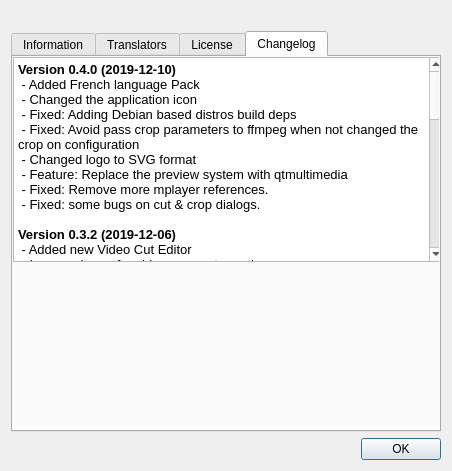
This is ui/aboutdialog.ui in swl-x/MystiQ as Qt 5 draws it before an edit. The edited form follows.
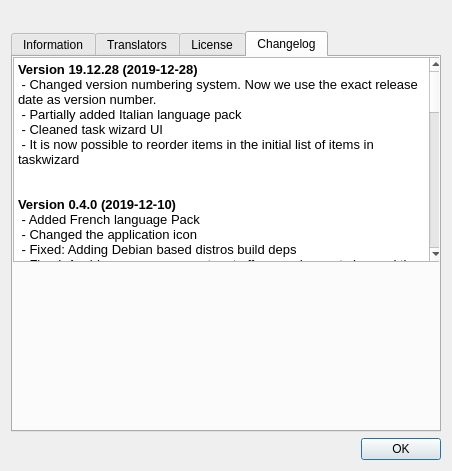
This is the edited form. The open tabs and pages were chosen to show the change. Icons and pictures are not drawn.

```diff
--- a/ui/aboutdialog.ui
+++ b/ui/aboutdialog.ui
@@ -260,6 +260,13 @@
 &lt;html&gt;&lt;head&gt;&lt;meta name=&quot;qrichtext&quot; content=&quot;1&quot; /&gt;&lt;style type=&quot;text/css&quot;&gt;
 p, li { white-space: pre-wrap; }
 &lt;/style&gt;&lt;/head&gt;&lt;body style=&quot; font-family:'Fira Sans'; font-size:10pt; font-weight:400; font-style:normal;&quot;&gt;
+&lt;p style=&quot; margin-top:0px; margin-bottom:0px; margin-left:0px; margin-right:0px; -qt-block-indent:0; text-indent:0px;&quot;&gt;&lt;span style=&quot; font-family:'Fira Sans'; font-weight:600;&quot;&gt;Version 19.12.28 (2019-12-28)&lt;/span&gt;&lt;/p&gt;
+&lt;p style=&quot; margin-top:0px; margin-bottom:0px; margin-left:0px; margin-right:0px; -qt-block-indent:0; text-indent:0px;&quot;&gt;&lt;span style=&quot; font-family:'Fira Sans'; font-weight:600;&quot;&gt; &lt;/span&gt;&lt;span style=&quot; font-family:'Fira Sans';&quot;&gt;- Changed version numbering system. Now we use the exact release date as version number.&lt;/span&gt;&lt;/p&gt;
+&lt;p style=&quot; margin-top:0px; margin-bottom:0px; margin-left:0px; margin-right:0px; -qt-block-indent:0; text-indent:0px;&quot;&gt;&lt;span style=&quot; font-family:'Fira Sans';&quot;&gt; - Partially added Italian language pack&lt;/span&gt;&lt;/p&gt;
+&lt;p style=&quot; margin-top:0px; margin-bottom:0px; margin-left:0px; margin-right:0px; -qt-block-indent:0; text-indent:0px;&quot;&gt;&lt;span style=&quot; font-family:'Fira Sans';&quot;&gt; - Cleaned task wizard UI&lt;/span&gt;&lt;/p&gt;
+&lt;p style=&quot; margin-top:0px; margin-bottom:0px; margin-left:0px; margin-right:0px; -qt-block-indent:0; text-indent:0px;&quot;&gt;&lt;span style=&quot; font-family:'Fira Sans';&quot;&gt; - It is now possible to reorder items in the initial list of items in taskwizard&lt;/span&gt;&lt;/p&gt;
+&lt;p style=&quot;-qt-paragraph-type:empty; margin-top:0px; margin-bottom:0px; margin-left:0px; margin-right:0px; -qt-block-indent:0; text-indent:0px; font-family:'Fira Sans';&quot;&gt;&lt;br /&gt;&lt;/p&gt;
+&lt;p style=&quot;-qt-paragraph-type:empty; margin-top:0px; margin-bottom:0px; margin-left:0px; margin-right:0px; -qt-block-indent:0; text-indent:0px; font-family:'Fira Sans'; font-weight:600;&quot;&gt;&lt;br /&gt;&lt;/p&gt;
 &lt;p style=&quot; margin-top:0px; margin-bottom:0px; margin-left:0px; margin-right:0px; -qt-block-indent:0; text-indent:0px;&quot;&gt;&lt;span style=&quot; font-family:'Fira Sans'; font-weight:600;&quot;&gt;Version 0.4.0 (2019-12-10)&lt;/span&gt;&lt;/p&gt;
 &lt;p style=&quot; margin-top:0px; margin-bottom:0px; margin-left:0px; margin-right:0px; -qt-block-indent:0; text-indent:0px;&quot;&gt;&lt;span style=&quot; font-family:'Fira Sans';&quot;&gt; - Added French language Pack&lt;/span&gt;&lt;/p&gt;
 &lt;p style=&quot; margin-top:0px; margin-bottom:0px; margin-left:0px; margin-right:0px; -qt-block-indent:0; text-indent:0px;&quot;&gt;&lt;span style=&quot; font-family:'Fira Sans';&quot;&gt; - Changed the application icon&lt;/span&gt;&lt;/p&gt;
```
